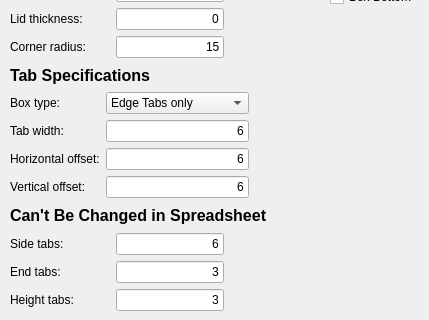
Above: LivingHingeBox/Macro_LivingHingeBox.ui from gharley/FreeCAD_Macros before the change; both pictures show x 0 to 429 and y 171 to 491 of the 429 by 491 pixel window. Below: the same form after it.
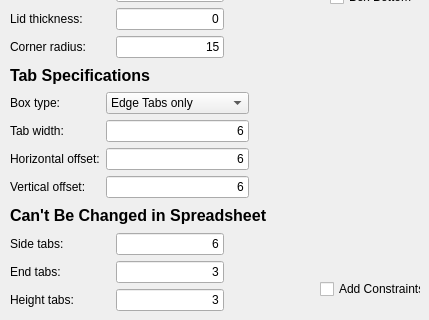
That is the form after the change.

Commit message: refactor and make constraints optional

Diff of the .ui file:
```diff
--- a/LivingHingeBox/Macro_LivingHingeBox.ui
+++ b/LivingHingeBox/Macro_LivingHingeBox.ui
@@ -616,6 +616,19 @@
     </item>
    </layout>
   </widget>
+  <widget class="QCheckBox" name="chkConstrain">
+   <property name="geometry">
+    <rect>
+     <x>320</x>
+     <y>450</y>
+     <width>101</width>
+     <height>20</height>
+    </rect>
+   </property>
+   <property name="text">
+    <string>Add Constraints</string>
+   </property>
+  </widget>
  </widget>
  <tabstops>
   <tabstop>width</tabstop>
```
The commit also changes 1 other file.
